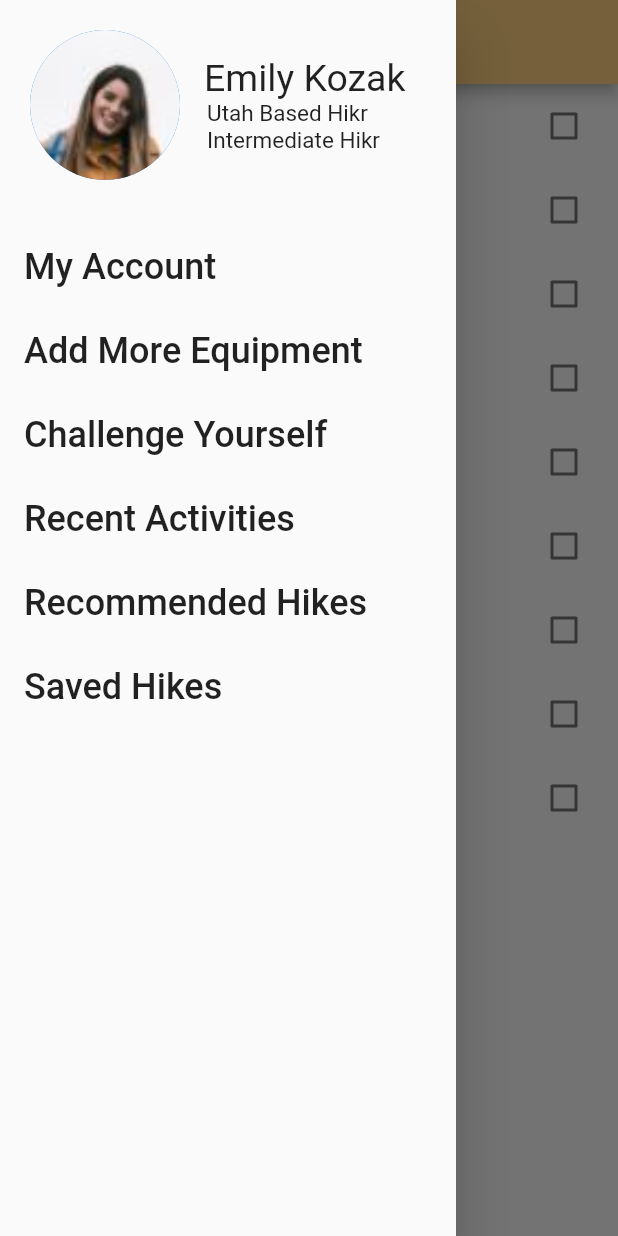
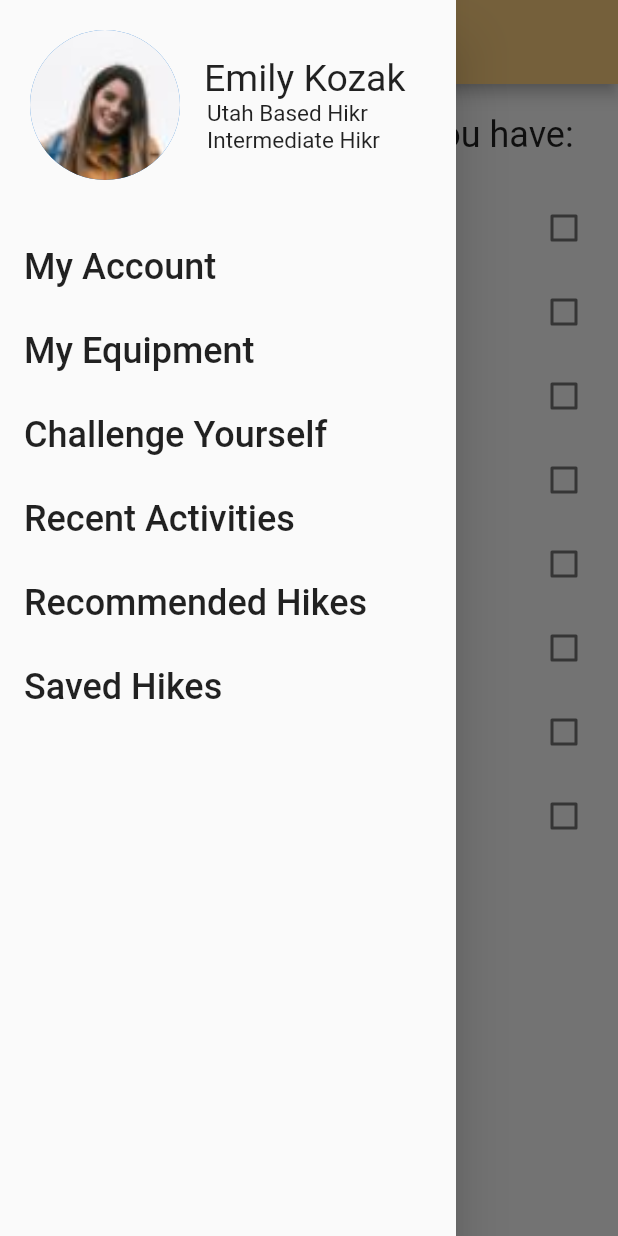
Before and after one commit to anahoward815/MobileProject, a Flutter app: the Equipment screen opened by its route, with the side drawer open, on a phone screen of 412 x 824 dp. Run offline on Flutter 3.47's test engine with Material 2 defaults, Android fonts, the light colour scheme and no system bars; our stand-ins replace weather_icons; missing offline and left inert: dart:ffi.

Commit message:
some wording changes

```diff
--- a/HikingApp/lib/pages/equipment.dart
+++ b/HikingApp/lib/pages/equipment.dart
@@ -12,6 +12,7 @@ class Equipment extends StatefulWidget {
 class _EquipmentState extends State<Equipment> {
 
   Map<String, bool> equipmentList = {
+    "empty spot": false,
     "Hiking Backpack": false,
     "Water Bottle": false,
     "Sun protection": false,
@@ -36,6 +37,18 @@ class _EquipmentState extends State<Equipment> {
         itemBuilder: (context, index) {
           bool _value = equipmentList.values.elementAt(index);
           String item = equipmentList.keys.elementAt(index);
+          if (index == 0) {
+            return Padding(
+              padding: const EdgeInsets.all(20.0),
+              child: Text(
+                "Tell us what equipment you have:",
+                textAlign: TextAlign.center,
+                style: TextStyle(
+                  fontSize: 24,
+                ),
+              ),
+            );
+          }
           if (index == equipmentList.keys.length - 1) {
             return Container(
               margin: const EdgeInsets.fromLTRB(160, 0, 160, 0),
--- a/HikingApp/lib/reusable_widgets/HamburgerDrawer.dart
+++ b/HikingApp/lib/reusable_widgets/HamburgerDrawer.dart
@@ -18,7 +18,7 @@ Drawer hamburgerDrawer(BuildContext context) {
         ),
         ListTile(
           title: const Text(
-            'Add More Equipment',
+            'My Equipment',
             style: TextStyle(fontSize: 24.0),
           ),
           onTap: () {
```
